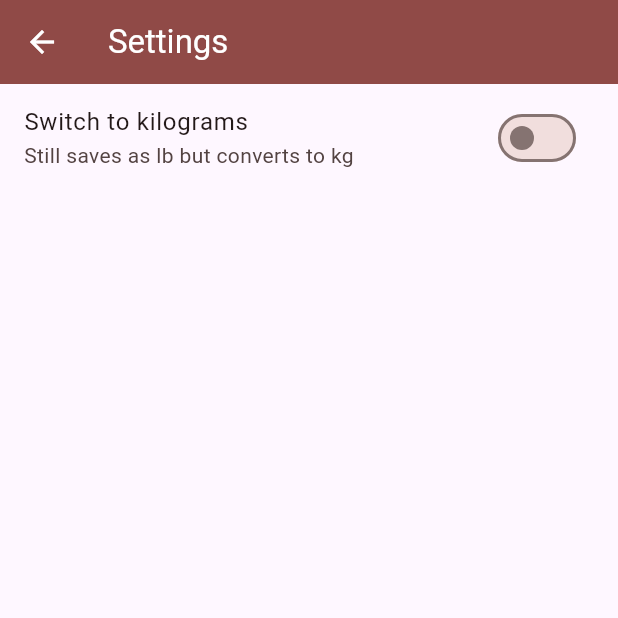
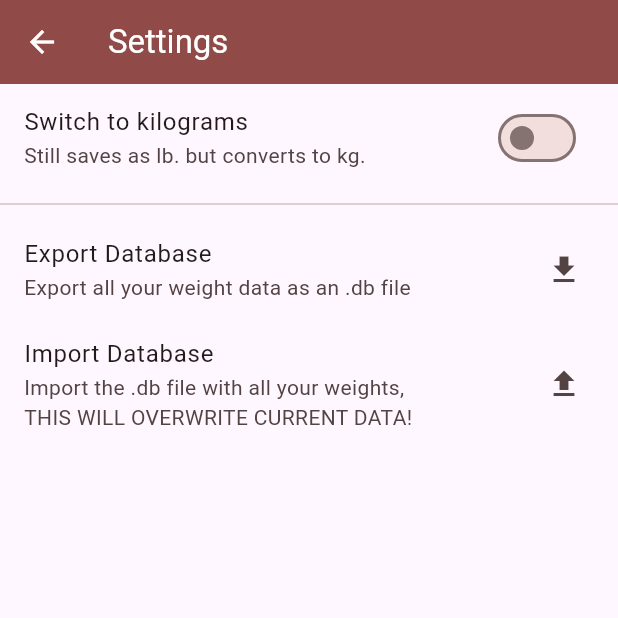
Before and after one commit to RoBoT095/weightlog, a Flutter app: the screen it shows after launch, item 2 of the bottom bar chosen, after a tap on the "settings" icon, on a phone screen of 412 x 824 dp, the top half of it. Run offline on Flutter 3.47's test engine with Material 3 defaults, Android fonts, the phone set to English and light mode, and no system bars; our stand-ins replace file_picker, fl_chart, flutter_riverpod, shared_preferences, sqflite; accounts and stored records are empty.

Commit message:
Added Import/Export DB

```diff
--- a/lib/providers/user_weight.dart
+++ b/lib/providers/user_weight.dart
@@ -1,5 +1,8 @@
+import 'dart:io';
 import 'dart:math';
 
+import 'package:file_picker/file_picker.dart';
+import 'package:flutter/material.dart';
 import 'package:flutter_riverpod/flutter_riverpod.dart';
 import 'package:path/path.dart' as path;
 import 'package:sqflite/sqflite.dart' as sql;
@@ -116,6 +119,36 @@ class UserWeightNotifier extends StateNotifier<List<WeightTrackModel>> {
         .toList();
   }
 
+  Future<void> exportDatabase(String saveToDir) async {
+    final dbPath = await sql.getDatabasesPath();
+    final sourcePath = path.join(dbPath, 'weightTracker.db');
+    final targetPath = path.join(saveToDir, 'weightTracker_export.db');
+
+    try {
+      await File(targetPath).writeAsBytes(await File(sourcePath).readAsBytes());
+      debugPrint('Database exported to: $targetPath');
+    } catch (e) {
+      debugPrint('Error exporting database: $e');
+    }
+  }
+
+  Future<void> importDatabase(PlatformFile file) async {
+    final dbPath = await sql.getDatabasesPath();
+    final targetPath = path.join(dbPath, 'weightTracker.db');
+
+    try {
+      if (file.bytes != null) {
+        await File(targetPath).writeAsBytes(file.bytes!);
+        debugPrint('Database imported successfully');
+        loadWeight();
+      } else {
+        debugPrint('File bytes is null');
+      }
+    } catch (e) {
+      debugPrint('Error importing database: $e');
+    }
+  }
+
   String convertDate(int date) {
     DateTime newDate = DateTime.fromMillisecondsSinceEpoch(date);
     return formatter.format(newDate);
--- a/lib/screens/analytics.dart
+++ b/lib/screens/analytics.dart
@@ -16,7 +16,7 @@ class AnalyticsScreen extends ConsumerWidget {
         child: Text(
           'Add at least 1 weight entry to view analytics.',
           style: Theme.of(context).textTheme.bodyLarge!.copyWith(
-                color: Theme.of(context).colorScheme.onBackground,
+                color: Theme.of(context).colorScheme.onSurface,
               ),
         ),
       );
--- a/lib/screens/settings.dart
+++ b/lib/screens/settings.dart
@@ -1,6 +1,8 @@
+import 'package:file_picker/file_picker.dart';
 import 'package:flutter/material.dart';
 import 'package:flutter_riverpod/flutter_riverpod.dart';
 import 'package:weight_tracker/providers/settings_filters.dart';
+import 'package:weight_tracker/providers/user_weight.dart';
 
 class SettingsScreen extends ConsumerWidget {
   const SettingsScreen({super.key});
@@ -8,6 +10,45 @@ class SettingsScreen extends ConsumerWidget {
   @override
   Widget build(BuildContext context, WidgetRef ref) {
     final activeFilters = ref.watch(settingsFilterProvider);
+
+    void snackBarMessage(String text) {
+      if (context.mounted) {
+        ScaffoldMessenger.of(context).clearSnackBars();
+        ScaffoldMessenger.of(context).showSnackBar(
+          SnackBar(content: Text(text)),
+        );
+      }
+    }
+
+    void exportDatabase() async {
+      String? selectDir = await FilePicker.platform.getDirectoryPath();
+      if (selectDir != null) {
+        ref.read(userWeightProvider.notifier).exportDatabase(selectDir);
+        snackBarMessage('Exported successfully');
+      } else {
+        snackBarMessage('Exported failed');
+      }
+    }
+
+    void importDatabase() async {
+      final selectFile = await FilePicker.platform.pickFiles(
+        type: FileType.any,
+        allowMultiple: false,
+        withData: true,
+      );
+      if (selectFile != null && selectFile.files.isNotEmpty) {
+        final file = selectFile.files.first;
+
+        if (file.name.endsWith('.db')) {
+          ref.read(userWeightProvider.notifier).importDatabase(file);
+          snackBarMessage('Imported successfully');
+        } else {
+          snackBarMessage('File was not a .db file');
+        }
+      } else {
+        snackBarMessage('Failed to import because no file was selected');
+      }
+    }
 
     return Scaffold(
       appBar: AppBar(
@@ -24,7 +65,7 @@ class SettingsScreen extends ConsumerWidget {
         children: [
           SwitchListTile(
             title: const Text('Switch to kilograms'),
-            subtitle: const Text('Still saves as lb but converts to kg'),
+            subtitle: const Text('Still saves as lb. but converts to kg.'),
             value: activeFilters[Filter.useKilograms]!,
             onChanged: (isChecked) {
               ref
@@ -32,6 +73,20 @@ class SettingsScreen extends ConsumerWidget {
                   .setFilter(Filter.useKilograms, isChecked);
             },
           ),
+          const Divider(),
+          ListTile(
+            title: const Text('Export Database'),
+            subtitle: const Text('Export all your weight data as an .db file'),
+            trailing: const Icon(Icons.file_download),
+            onTap: () => exportDatabase(),
+          ),
+          ListTile(
+            title: const Text('Import Database'),
+            subtitle: const Text(
+                'Import the .db file with all your weights, \nTHIS WILL OVERWRITE CURRENT DATA!'),
+            trailing: const Icon(Icons.file_upload),
+            onTap: () => importDatabase(),
+          ),
         ],
       ),
     );
--- a/lib/widgets/weight_list.dart
+++ b/lib/widgets/weight_list.dart
@@ -48,7 +48,7 @@ class _WeightListState extends ConsumerState<WeightList> {
         child: Text(
           'No weight entries added yet.',
           style: Theme.of(context).textTheme.bodyLarge!.copyWith(
-                color: Theme.of(context).colorScheme.onBackground,
+                color: Theme.of(context).colorScheme.onSurface,
               ),
         ),
       );
--- a/pubspec.yaml
+++ b/pubspec.yaml
@@ -16,7 +16,7 @@ publish_to: "none" # Remove this line if you wish to publish to pub.dev
 # https://developer.apple.com/library/archive/documentation/General/Reference/InfoPlistKeyReference/Articles/CoreFoundationKeys.html
 # In Windows, build-name is used as the major, minor, and patch parts
 # of the product and file versions while build-number is used as the build suffix.
-version: 1.0.0+3
+version: 1.1.0+4
 
 environment:
     sdk: ">=3.3.0 <4.0.0"
@@ -42,6 +42,7 @@ dependencies:
     path_provider: ^2.1.2
     shared_preferences: ^2.2.2
     fl_chart: ^0.66.2
+    file_picker: ^8.1.2
 
 dev_dependencies:
     flutter_test:
```
Also changed, not shown: lib/widgets/main_drawer.dart (+4 -6 lines), 2 other files.
